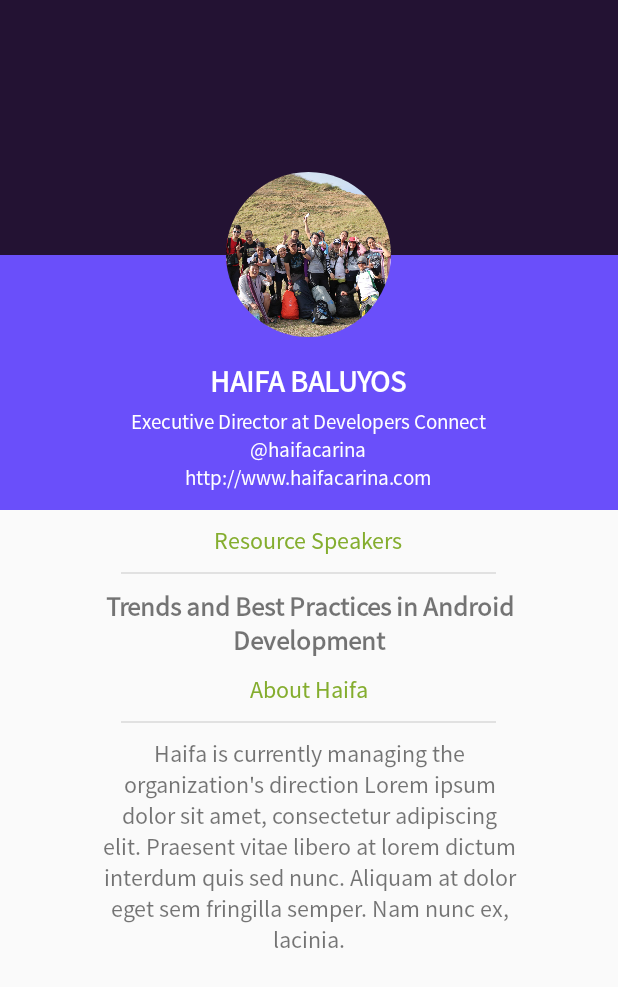
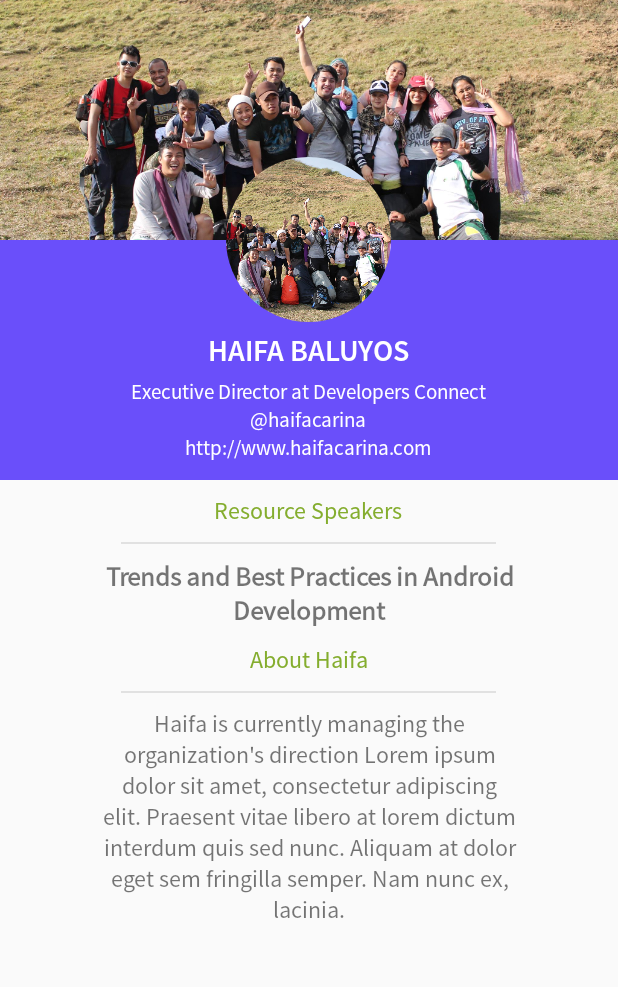
Before and after one commit to padc/DevConSummit, an Android app: the layout fragment_speaker_profile.xml on its own in the app's theme, with its tools: preview values and no code run, on a phone screen of 412 x 824 dp. Shown: the top 987 px of the screen. Run offline under Robolectric (Android 15) with nearby library versions, the phone set to English and light mode, and no system bars; plain views replace RoundedImageView.

Commit message:
added speaker details

```diff
--- a/app/src/main/java/ph/devcon/android/news/NewsFragment.java
+++ b/app/src/main/java/ph/devcon/android/news/NewsFragment.java
@@ -29,10 +29,6 @@ public class NewsFragment extends Fragment {
 
     @OnItemClick(R.id.lvw_news)
     public void onItemClick(int position) {
-//        FragmentTransaction transaction = getFragmentManager().beginTransaction();
-//        transaction.add(R.id.cont_news, new NewsDetailsActivity());
-//        transaction.addToBackStack(null);
-//        transaction.commit();
         Intent intent = new Intent(getActivity(), NewsDetailsActivity.class);
         startActivity(intent);
     }
--- a/app/src/main/res/layout/fragment_speaker_profile.xml
+++ b/app/src/main/res/layout/fragment_speaker_profile.xml
@@ -18,17 +18,18 @@
                 android:layout_height="wrap_content"
                 android:orientation="vertical">
 
-                <View
-                    android:src="@drawable/ic_launcher"
+                <ImageView
+                    android:id="@+id/img_background_top"
+                    android:src="@drawable/sample_large"
+                    android:scaleType="centerCrop"
                     android:layout_width="fill_parent"
-                    android:layout_height="170dp"
-                    android:background="#231233"/>
+                    android:layout_height="160dp"/>
 
                 <View
                     android:src="@drawable/ic_launcher"
                     android:layout_width="fill_parent"
-                    android:layout_height="170dp"
-                    android:background="#6A4FFA"/>
+                    android:layout_height="160dp"
+                    android:background="@color/purple"/>
             </LinearLayout>
 
             <!--<ImageView-->
@@ -52,7 +53,7 @@
                 android:layout_centerInParent="true"
                 app:corner_radius="5dp"
                 app:border_width="2dp"
-                app:border_color="@color/blue_purple"
+                app:border_color="@color/purple"
                 app:mutate_background="true"
                 app:oval="false"/>
 
@@ -75,9 +76,9 @@
                         android:layout_height="wrap_content"
                         android:textAllCaps="true"
                         android:textColor="@color/white"
-                        android:textStyle="bold"
                         android:textSize="20sp"
                         android:layout_marginBottom="4dp"
+                        android:typeface="sans"
                         android:text="HAIFA BALUYOS"/>
 
                     <TextView
--- a/app/src/main/res/values/colors.xml
+++ b/app/src/main/res/values/colors.xml
@@ -1,5 +1,6 @@
 <?xml version="1.0" encoding="utf-8"?>
 <resources>
+    <color name="purple">#6A4FFA</color>
     <color name="blue_purple">#333333</color>
     <color name="blue_purple_trans">#E1333333</color>
     <color name="blue_dark">#0099CC</color>
```
Also changed, not shown: app/src/main/AndroidManifest.xml (+7 -0 lines), app/src/main/java/ph/devcon/android/speaker/SpeakerDetailsActivity.java (added, +105 -0 lines), app/src/main/java/ph/devcon/android/speaker/SpeakerDetailsFragment.java (added, +35 -0 lines), app/src/main/java/ph/devcon/android/speaker/fragment/SpeakerFragment.java (+21 -7 lines), app/src/main/res/layout/activity_speaker_details.xml (added, +31 -0 lines).
